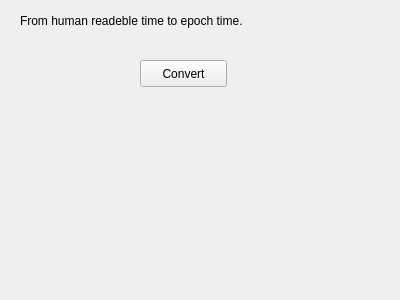
First picture: the form in humantoepoch.ui, repository jackodirks/EpochTimeConverter, before the edit.
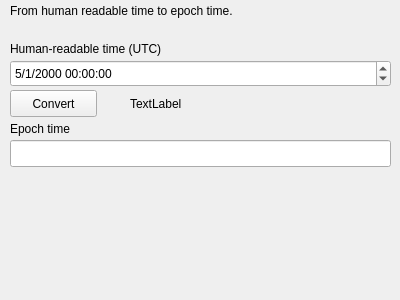
Second picture: the form after the edit.

Commit message: Human to epoch now also working. Fixed some bugs in human to epoch

What changed in the file:
```diff
--- a/humantoepoch.ui
+++ b/humantoepoch.ui
@@ -16,21 +16,21 @@
   <widget class="QLabel" name="label">
    <property name="geometry">
     <rect>
-     <x>20</x>
-     <y>10</y>
+     <x>10</x>
+     <y>0</y>
      <width>371</width>
      <height>21</height>
     </rect>
    </property>
    <property name="text">
-    <string>From human readeble time to epoch time.</string>
+    <string>From human readable time to epoch time.</string>
    </property>
   </widget>
   <widget class="QPushButton" name="pushButtonConvert">
    <property name="geometry">
     <rect>
-     <x>140</x>
-     <y>60</y>
+     <x>10</x>
+     <y>90</y>
      <width>87</width>
      <height>27</height>
     </rect>
@@ -39,6 +39,85 @@
     <string>Convert</string>
    </property>
   </widget>
+  <widget class="QDateTimeEdit" name="dateTimeEdit">
+   <property name="geometry">
+    <rect>
+     <x>10</x>
+     <y>60</y>
+     <width>381</width>
+     <height>27</height>
+    </rect>
+   </property>
+   <property name="dateTime">
+    <datetime>
+     <hour>0</hour>
+     <minute>0</minute>
+     <second>0</second>
+     <year>2000</year>
+     <month>5</month>
+     <day>1</day>
+    </datetime>
+   </property>
+   <property name="minimumDate">
+    <date>
+     <year>1770</year>
+     <month>9</month>
+     <day>14</day>
+    </date>
+   </property>
+   <property name="displayFormat">
+    <string>M/d/yyyy hh:mm:ss </string>
+   </property>
+  </widget>
+  <widget class="QLabel" name="label_2">
+   <property name="geometry">
+    <rect>
+     <x>10</x>
+     <y>40</y>
+     <width>381</width>
+     <height>17</height>
+    </rect>
+   </property>
+   <property name="text">
+    <string>Human-readable time (UTC)</string>
+   </property>
+  </widget>
+  <widget class="QLabel" name="labelError">
+   <property name="geometry">
+    <rect>
+     <x>130</x>
+     <y>90</y>
+     <width>261</width>
+     <height>27</height>
+    </rect>
+   </property>
+   <property name="text">
+    <string>TextLabel</string>
+   </property>
+  </widget>
+  <widget class="QLabel" name="label_3">
+   <property name="geometry">
+    <rect>
+     <x>10</x>
+     <y>120</y>
+     <width>381</width>
+     <height>17</height>
+    </rect>
+   </property>
+   <property name="text">
+    <string>Epoch time</string>
+   </property>
+  </widget>
+  <widget class="QLineEdit" name="lineEditOutput">
+   <property name="geometry">
+    <rect>
+     <x>10</x>
+     <y>140</y>
+     <width>381</width>
+     <height>27</height>
+    </rect>
+   </property>
+  </widget>
  </widget>
  <resources/>
  <connections/>
```
The commit also changes 5 other files.
